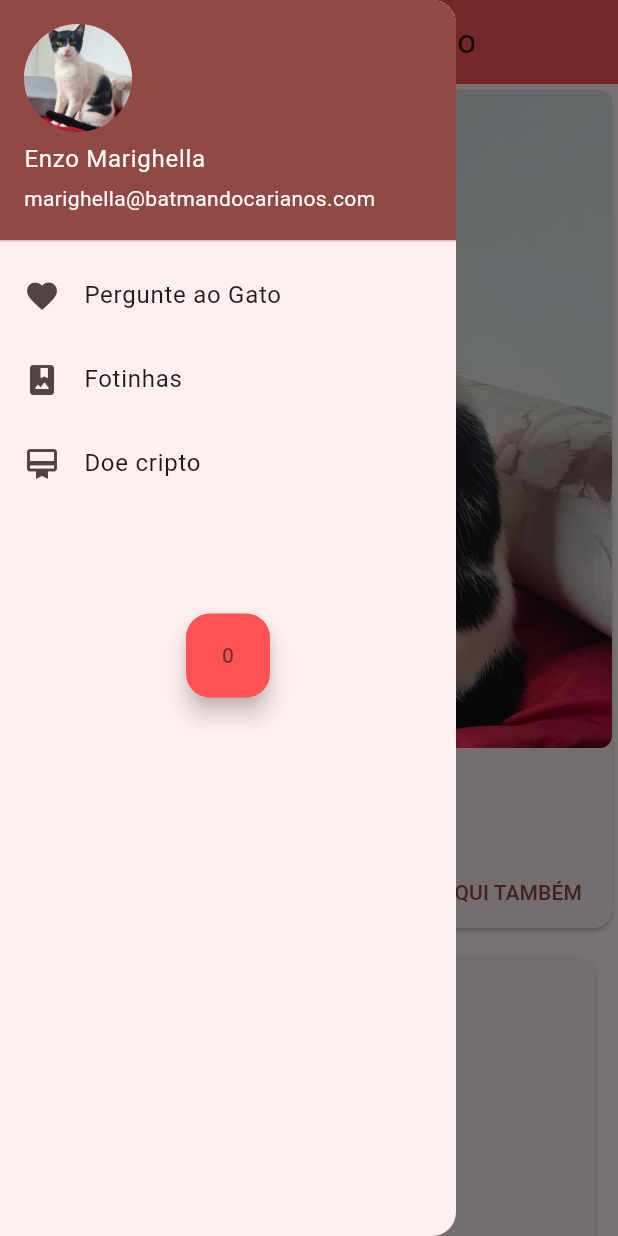
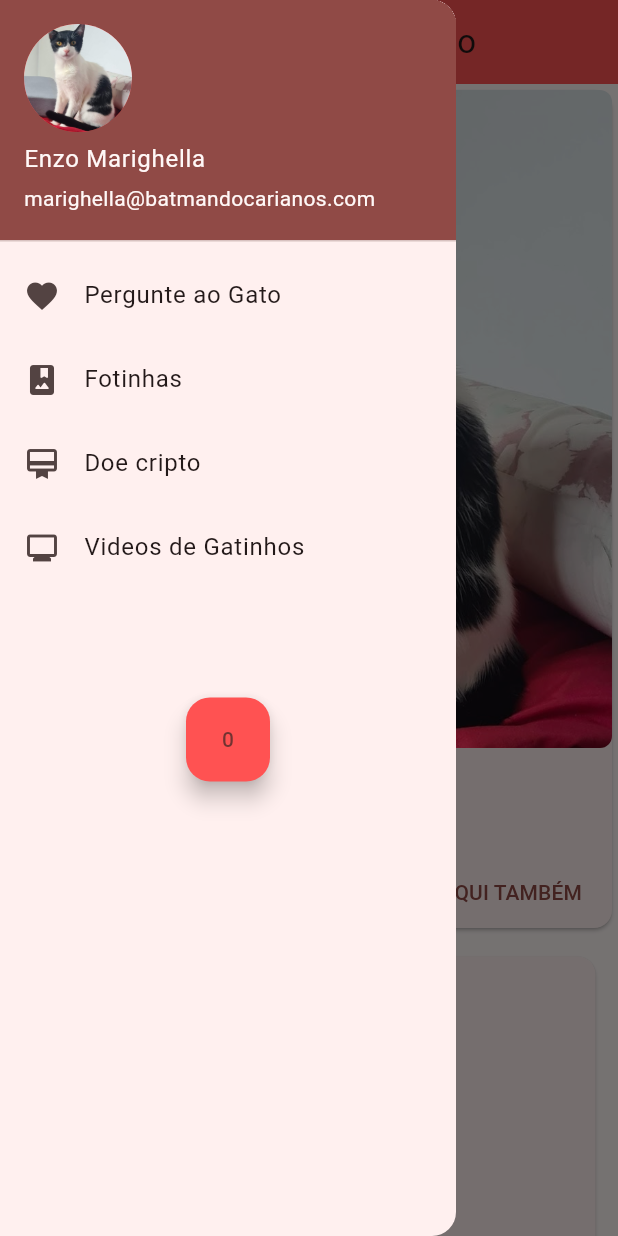
Before and after one commit to martynsdk/a_vida_de_mariguelinho, a Flutter app: the screen it shows after launch, with the side drawer open, on a phone screen of 412 x 824 dp. Run offline on Flutter 3.47's test engine with Material 2 defaults, Android fonts, the phone set to English and light mode, and no system bars; drawn by our look-alikes of avatar_glow, carousel_slider; our stand-ins replace assets_audio_player, firebase_core, speech_to_text, youtube_player_flutter; missing offline and left inert: highlight_text; accounts and stored records are empty.

```diff
--- a/lib/ask_the_cat.dart
+++ b/lib/ask_the_cat.dart
@@ -94,8 +94,9 @@ class _AskTheCatState extends State<AskTheCat> {
     );
   }
 
+
   void _listen() async {
-    int a = randomGen(1, 2);
+    int a = randomGen(1, 15);
     if (!_isListening) {
       bool available = await _speech.initialize(
         onStatus: (val) => print('onStatus: $val'),
--- /dev/null
+++ b/lib/funny_cat_videos.dart
@@ -0,0 +1,62 @@
+import 'package:flutter/material.dart';
+import 'package:youtube_player_flutter/youtube_player_flutter.dart';
+
+
+class FunnyCatVideos extends StatefulWidget {
+  const FunnyCatVideos({Key? key}) : super(key: key);
+
+  Widget build(BuildContext context) {
+    return MaterialApp(
+      debugShowCheckedModeBanner: false,
+      title: 'A vida de Mariguelinho',
+      theme: ThemeData(
+        primaryColor: Colors.redAccent,
+        useMaterial3: true,
+        colorScheme: ColorScheme.fromSeed(seedColor: Colors.redAccent),
+      ),
+      home: const FunnyCatVideos(),
+    );
+  }
+
+  @override
+  _FunnyCatVideos createState() => _FunnyCatVideos();
+}
+
+YoutubePlayerController _controller = YoutubePlayerController (
+initialVideoId: "ZcYdCU3Znyo",
+flags: const YoutubePlayerFlags(
+isLive: true,
+autoPlay: true,
+showLiveFullscreenButton: true,
+controlsVisibleAtStart: true
+),
+);
+
+
+class _FunnyCatVideos extends State<FunnyCatVideos> {
+  @override
+  Widget build(BuildContext context) {
+    return Scaffold(
+      appBar: AppBar(
+        backgroundColor: Theme.of(context).primaryColor,
+        title: const Text('Videos de Gatinhos'),
+        centerTitle: true,
+      ),
+
+
+
+      body:
+      YoutubePlayer(
+        controller: _controller,
+        liveUIColor: Colors.redAccent,
+        onReady: () {
+          _controller.play();
+          },
+      ),
+
+
+
+    );
+  }
+
+}
--- a/lib/main.dart
+++ b/lib/main.dart
@@ -1,4 +1,5 @@
 import 'package:a_vida_de_mariguelinho/ask_the_cat.dart';
+import 'package:a_vida_de_mariguelinho/funny_cat_videos.dart';
 import 'package:a_vida_de_mariguelinho/marighellos_pictures.dart';
 import 'package:avatar_glow/avatar_glow.dart';
 import 'crypto.dart';
@@ -161,7 +162,7 @@ class _MyHomePageState extends State<MyHomePage> {
 
               Card(
                 margin: const EdgeInsets.all(15),
-                child: Container(
+                child: SizedBox(
                   height: MediaQuery.of(context).size.height,
                 child: CarouselSlider.builder(
                   itemCount: imageList.length,
@@ -309,6 +310,20 @@ class _MyHomePageState extends State<MyHomePage> {
               hoverColor: Colors.redAccent,
             ),
 
+            ListTile(
+              title: const Text('Videos de Gatinhos'),
+              leading: const Icon(Icons.monitor_outlined),
+              onTap: () {
+                Navigator.push(context, MaterialPageRoute(builder: (context) {
+                  return const FunnyCatVideos();
+                }));
+                // Update the state of the app.
+                // ...
+              },
+              hoverColor: Colors.redAccent,
+            ),
+
+
             AvatarGlow(
               glowColor: Theme.of(context).primaryColor,
               endRadius: 100.0,
```
Also changed, not shown: pubspec.yaml (+14 -0 lines), assets/images/crypto_home/pix_logo.png, pubspec.lock.
